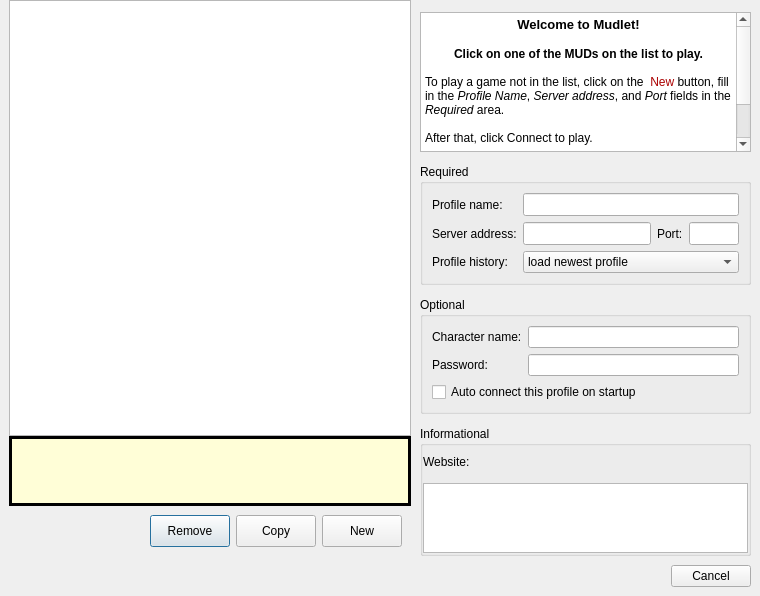
Qt form src/ui/connection_profiles.ui (Mudlet/Mudlet) before a commit.
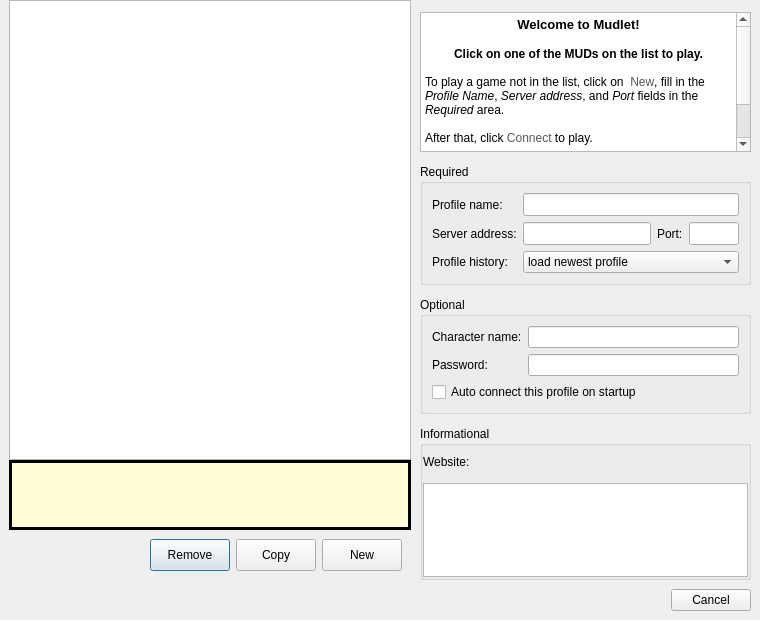
The same form after that commit. Icons and pictures are not drawn.

Commit message: Made the text even more concise

```diff
--- a/src/ui/connection_profiles.ui
+++ b/src/ui/connection_profiles.ui
@@ -7,7 +7,7 @@
     <x>0</x>
     <y>0</y>
     <width>760</width>
-    <height>596</height>
+    <height>620</height>
    </rect>
   </property>
   <property name="minimumSize">
@@ -2222,21 +2222,21 @@
             <string>&lt;!DOCTYPE HTML PUBLIC &quot;-//W3C//DTD HTML 4.0//EN&quot; &quot;http://www.w3.org/TR/REC-html40/strict.dtd&quot;&gt;
 &lt;html&gt;&lt;head&gt;&lt;meta name=&quot;qrichtext&quot; content=&quot;1&quot; /&gt;&lt;style type=&quot;text/css&quot;&gt;
 p, li { white-space: pre-wrap; }
-&lt;/style&gt;&lt;/head&gt;&lt;body style=&quot; font-family:'Ubuntu'; font-size:10pt; font-weight:400; font-style:normal;&quot;&gt;
+&lt;/style&gt;&lt;/head&gt;&lt;body style=&quot; font-family:'Ubuntu'; font-size:11pt; font-weight:400; font-style:normal;&quot;&gt;
 &lt;table border=&quot;0&quot; style=&quot;-qt-table-type: root; margin-top:4px; margin-bottom:4px; margin-left:4px; margin-right:4px;&quot;&gt;
 &lt;tr&gt;
 &lt;td style=&quot;border: none;&quot;&gt;
-&lt;p align=&quot;center&quot; style=&quot; margin-top:0px; margin-bottom:0px; margin-left:0px; margin-right:0px; -qt-block-indent:0; text-indent:0px;&quot;&gt;&lt;span style=&quot; font-family:'Sans'; font-weight:600;&quot;&gt;Welcome to Mudlet!&lt;/span&gt;&lt;/p&gt;
-&lt;p align=&quot;center&quot; style=&quot;-qt-paragraph-type:empty; margin-top:0px; margin-bottom:0px; margin-left:0px; margin-right:0px; -qt-block-indent:0; text-indent:0px; font-family:'Sans'; font-weight:600;&quot;&gt;&lt;br /&gt;&lt;/p&gt;
+&lt;p align=&quot;center&quot; style=&quot; margin-top:0px; margin-bottom:0px; margin-left:0px; margin-right:0px; -qt-block-indent:0; text-indent:0px;&quot;&gt;&lt;span style=&quot; font-family:'Sans'; font-size:10pt; font-weight:600;&quot;&gt;Welcome to Mudlet!&lt;/span&gt;&lt;/p&gt;
+&lt;p align=&quot;center&quot; style=&quot;-qt-paragraph-type:empty; margin-top:0px; margin-bottom:0px; margin-left:0px; margin-right:0px; -qt-block-indent:0; text-indent:0px; font-family:'Sans'; font-size:10pt; font-weight:600;&quot;&gt;&lt;br /&gt;&lt;/p&gt;
 &lt;p align=&quot;center&quot; style=&quot; margin-top:0px; margin-bottom:0px; margin-left:0px; margin-right:0px; -qt-block-indent:0; text-indent:0px;&quot;&gt;&lt;span style=&quot; font-family:'Sans'; font-size:9pt; font-weight:600;&quot;&gt;Click on one of the MUDs on the list to play.&lt;/span&gt;&lt;/p&gt;
 &lt;p align=&quot;center&quot; style=&quot;-qt-paragraph-type:empty; margin-top:0px; margin-bottom:0px; margin-left:0px; margin-right:0px; -qt-block-indent:0; text-indent:0px; font-family:'Sans'; font-size:9pt;&quot;&gt;&lt;br /&gt;&lt;/p&gt;
-&lt;p style=&quot; margin-top:0px; margin-bottom:0px; margin-left:0px; margin-right:0px; -qt-block-indent:0; text-indent:0px;&quot;&gt;&lt;span style=&quot; font-family:'Sans'; font-size:9pt;&quot;&gt;To play a game not in the list, click on the &lt;/span&gt;&lt;img src=&quot;:/icons/list-add_small.png&quot; /&gt;&lt;span style=&quot; font-family:'Sans'; font-size:9pt; color:#aa0000;&quot;&gt; New&lt;/span&gt;&lt;span style=&quot; font-family:'Sans'; font-size:9pt;&quot;&gt; button, fill in the &lt;/span&gt;&lt;span style=&quot; font-family:'Sans'; font-size:9pt; font-style:italic;&quot;&gt;Profile Name&lt;/span&gt;&lt;span style=&quot; font-family:'Sans'; font-size:9pt;&quot;&gt;, &lt;/span&gt;&lt;span style=&quot; font-family:'Sans'; font-size:9pt; font-style:italic;&quot;&gt;Server address&lt;/span&gt;&lt;span style=&quot; font-family:'Sans'; font-size:9pt;&quot;&gt;, and &lt;/span&gt;&lt;span style=&quot; font-family:'Sans'; font-size:9pt; font-style:italic;&quot;&gt;Port&lt;/span&gt;&lt;span style=&quot; font-family:'Sans'; font-size:9pt;&quot;&gt; fields in the &lt;/span&gt;&lt;span style=&quot; font-family:'Sans'; font-size:9pt; font-style:italic;&quot;&gt;Required &lt;/span&gt;&lt;span style=&quot; font-family:'Sans'; font-size:9pt;&quot;&gt;area. &lt;/span&gt;&lt;/p&gt;
+&lt;p style=&quot; margin-top:0px; margin-bottom:0px; margin-left:0px; margin-right:0px; -qt-block-indent:0; text-indent:0px;&quot;&gt;&lt;span style=&quot; font-family:'Sans'; font-size:9pt;&quot;&gt;To play a game not in the list, click on &lt;/span&gt;&lt;img src=&quot;:/icons/list-add_small.png&quot; /&gt;&lt;span style=&quot; font-family:'Sans'; font-size:9pt; color:#555753;&quot;&gt; New&lt;/span&gt;&lt;span style=&quot; font-family:'Sans'; font-size:9pt;&quot;&gt;, fill in the &lt;/span&gt;&lt;span style=&quot; font-family:'Sans'; font-size:9pt; font-style:italic;&quot;&gt;Profile Name&lt;/span&gt;&lt;span style=&quot; font-family:'Sans'; font-size:9pt;&quot;&gt;, &lt;/span&gt;&lt;span style=&quot; font-family:'Sans'; font-size:9pt; font-style:italic;&quot;&gt;Server address&lt;/span&gt;&lt;span style=&quot; font-family:'Sans'; font-size:9pt;&quot;&gt;, and &lt;/span&gt;&lt;span style=&quot; font-family:'Sans'; font-size:9pt; font-style:italic;&quot;&gt;Port&lt;/span&gt;&lt;span style=&quot; font-family:'Sans'; font-size:9pt;&quot;&gt; fields in the &lt;/span&gt;&lt;span style=&quot; font-family:'Sans'; font-size:9pt; font-style:italic;&quot;&gt;Required &lt;/span&gt;&lt;span style=&quot; font-family:'Sans'; font-size:9pt;&quot;&gt;area. &lt;/span&gt;&lt;/p&gt;
 &lt;p style=&quot;-qt-paragraph-type:empty; margin-top:0px; margin-bottom:0px; margin-left:0px; margin-right:0px; -qt-block-indent:0; text-indent:0px; font-family:'Sans'; font-size:9pt;&quot;&gt;&lt;br /&gt;&lt;/p&gt;
-&lt;p style=&quot; margin-top:0px; margin-bottom:0px; margin-left:0px; margin-right:0px; -qt-block-indent:0; text-indent:0px;&quot;&gt;&lt;span style=&quot; font-family:'Sans'; font-size:9pt;&quot;&gt;After that, click &lt;/span&gt;&lt;img src=&quot;:/icons/dialog-ok-apply_small.png&quot; /&gt;&lt;span style=&quot; font-family:'Sans'; font-size:9pt;&quot;&gt;Connect to play.&lt;/span&gt;&lt;/p&gt;
+&lt;p style=&quot; margin-top:0px; margin-bottom:0px; margin-left:0px; margin-right:0px; -qt-block-indent:0; text-indent:0px;&quot;&gt;&lt;span style=&quot; font-family:'Sans'; font-size:9pt;&quot;&gt;After that, click &lt;/span&gt;&lt;img src=&quot;:/icons/dialog-ok-apply_small.png&quot; /&gt;&lt;span style=&quot; font-family:'Sans'; font-size:9pt; color:#555753;&quot;&gt;Connect&lt;/span&gt;&lt;span style=&quot; font-family:'Sans'; font-size:9pt;&quot;&gt; to play.&lt;/span&gt;&lt;/p&gt;
 &lt;p style=&quot;-qt-paragraph-type:empty; margin-top:0px; margin-bottom:0px; margin-left:0px; margin-right:0px; -qt-block-indent:0; text-indent:0px; font-family:'Sans'; font-size:9pt; font-weight:600;&quot;&gt;&lt;br /&gt;&lt;/p&gt;
 &lt;p style=&quot; margin-top:0px; margin-bottom:0px; margin-left:0px; margin-right:0px; -qt-block-indent:0; text-indent:0px;&quot;&gt;&lt;span style=&quot; font-family:'Sans'; font-size:9pt;&quot;&gt;Have fun!&lt;/span&gt;&lt;/p&gt;
 &lt;p style=&quot;-qt-paragraph-type:empty; margin-top:0px; margin-bottom:0px; margin-left:0px; margin-right:0px; -qt-block-indent:0; text-indent:0px; font-family:'Sans'; font-size:9pt; font-weight:600;&quot;&gt;&lt;br /&gt;&lt;/p&gt;
-&lt;p align=&quot;right&quot; style=&quot; margin-top:0px; margin-bottom:0px; margin-left:0px; margin-right:0px; -qt-block-indent:0; text-indent:0px;&quot;&gt;&lt;span style=&quot; font-size:11pt;&quot;&gt; &lt;/span&gt;&lt;span style=&quot; font-family:'Sans'; font-size:9pt;&quot;&gt;The Mudlet Team &lt;/span&gt;&lt;img src=&quot;:/icons/mudlet_main_16px.png&quot; /&gt;&lt;/p&gt;&lt;/td&gt;&lt;/tr&gt;&lt;/table&gt;&lt;/body&gt;&lt;/html&gt;</string>
+&lt;p align=&quot;right&quot; style=&quot; margin-top:0px; margin-bottom:0px; margin-left:0px; margin-right:0px; -qt-block-indent:0; text-indent:0px;&quot;&gt; &lt;span style=&quot; font-family:'Sans'; font-size:9pt;&quot;&gt;The Mudlet Team &lt;/span&gt;&lt;img src=&quot;:/icons/mudlet_main_16px.png&quot; /&gt;&lt;/p&gt;&lt;/td&gt;&lt;/tr&gt;&lt;/table&gt;&lt;/body&gt;&lt;/html&gt;</string>
            </property>
            <property name="openLinks">
             <bool>false</bool>
```
